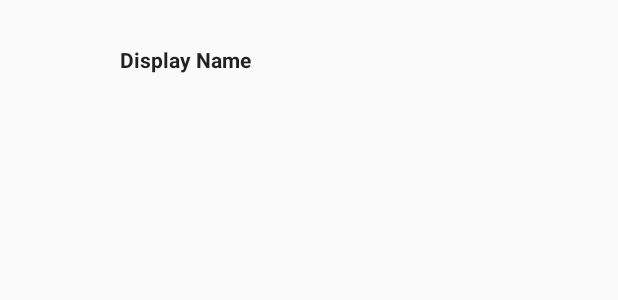
After one commit to dlotfi/Yora, an Android app: the layout list_item_user_details.xml on its own in the app's theme, with its tools: preview values and no code run, on a phone screen of 412 x 824 dp. The commit adds this screen. Shown: the top 300 px of the screen. Run offline under Robolectric (Android 15) with nearby library versions, the phone set to English and light mode, and no system bars.

Commit message:
Video 61 - App Part 30

```diff
--- a/app/src/main/AndroidManifest.xml
+++ b/app/src/main/AndroidManifest.xml
@@ -26,6 +26,8 @@
         <activity android:name=".activities.ContactsActivity"/>
         <activity android:name=".activities.SentMessagesActivity"/>
         <activity android:name=".activities.AuthenticationActivity"/>
+        <activity android:name=".activities.ContactActivity"/>
+        <activity android:name=".activities.AddContactActivity"/>
 
         <activity android:name="com.soundcloud.android.crop.CropImageActivity" />
     </application>
--- a/app/src/main/java/com/example/yora/services/Contacts.java
+++ b/app/src/main/java/com/example/yora/services/Contacts.java
@@ -31,7 +31,7 @@ public final class Contacts {
     }
 
     public static class GetContactsResponse extends ServiceResponse{
-        public List<UserDetails> contacts;
+        public List<UserDetails> Contacts;
     }
 
     public static class SendContactRequestRequest {
--- a/app/src/main/java/com/example/yora/views/ContactRequestAdapter.java
+++ b/app/src/main/java/com/example/yora/views/ContactRequestAdapter.java
@@ -1,8 +1,6 @@
 package com.example.yora.views;
 
-import android.net.Uri;
 import android.text.format.DateUtils;
-import android.util.Log;
 import android.view.LayoutInflater;
 import android.view.View;
 import android.view.ViewGroup;
@@ -13,7 +11,6 @@ import android.widget.TextView;
 import com.example.yora.R;
 import com.example.yora.activities.BaseActivity;
 import com.example.yora.services.entities.ContactRequest;
-import com.squareup.picasso.Callback;
 import com.squareup.picasso.Picasso;
 
 public class ContactRequestAdapter extends ArrayAdapter<ContactRequest> {
--- /dev/null
+++ b/app/src/main/res/layout/list_item_user_details.xml
@@ -0,0 +1,25 @@
+<?xml version="1.0" encoding="utf-8"?>
+<LinearLayout
+    xmlns:android="http://schemas.android.com/apk/res/android"
+    android:orientation="horizontal"
+    android:layout_width="match_parent"
+    android:layout_height="wrap_content"
+    android:padding="8dp"
+    android:gravity="center_vertical">
+
+    <ImageView
+        android:layout_width="64dp"
+        android:layout_height="64dp"
+        android:id="@+id/list_item_user_details_avatar"/>
+
+    <TextView
+        android:layout_width="wrap_content"
+        android:layout_height="wrap_content"
+        android:text="Display Name"
+        android:id="@+id/list_item_user_details_displayName"
+        android:layout_marginStart="8dp"
+        android:textSize="14sp"
+        android:textStyle="bold"
+        android:textColor="#de000000"/>
+
+</LinearLayout>
```
Also changed, not shown: app/src/main/java/com/example/yora/fragments/ContactsFragment.java (+77 -1 lines), app/src/main/java/com/example/yora/services/entities/UserDetails.java (+25 -1 lines), app/src/main/java/com/example/yora/views/UserDetailsAdapter.java (added, +54 -0 lines), app/src/main/res/layout/fragment_contacts.xml (+31 -5 lines), app/src/main/res/menu/fragment_contacts.xml (added, +10 -0 lines), app/src/main/res/drawable-hdpi/ic_action_user_add.png (added), app/src/main/res/drawable-mdpi/ic_action_user_add.png (added), app/src/main/res/drawable-xhdpi/ic_action_user_add.png (added), 1 other file.
